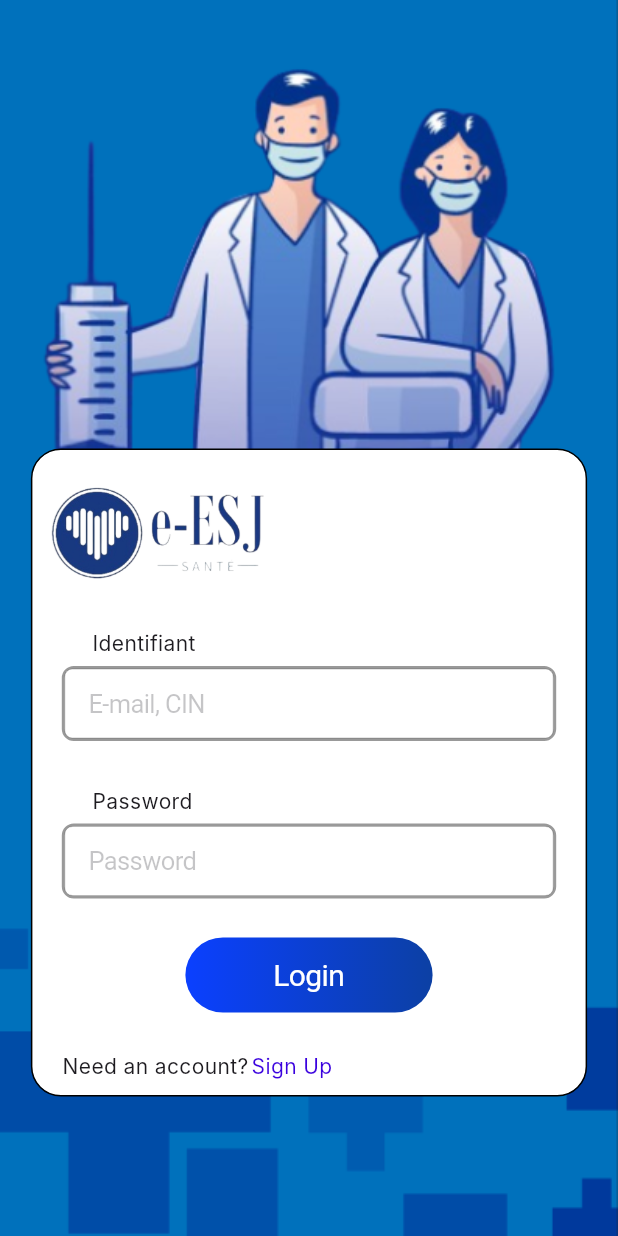
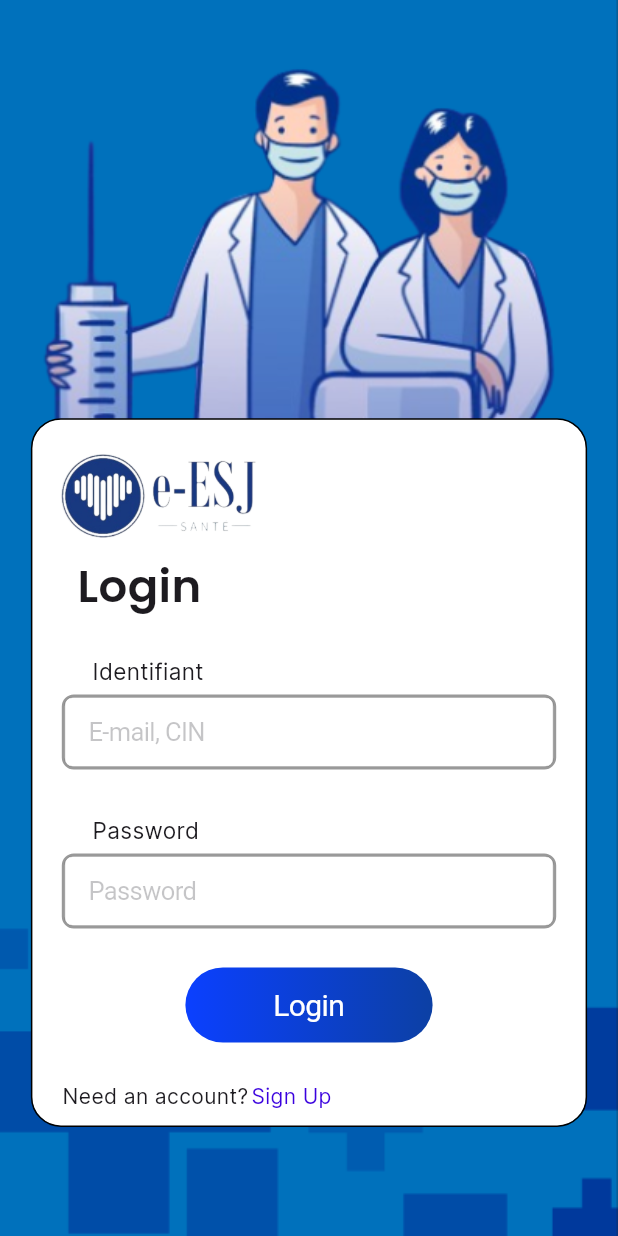
Before and after one commit to simoait02/e_esg, a Flutter app: the screen it shows after launch, after a tap on "Sign Up", after a tap on "Sign In", on a phone screen of 412 x 824 dp. Run offline on Flutter 3.47's test engine with Material 3 defaults, Android fonts, the phone set to English and light mode, and no system bars; our stand-ins replace flutter_svg, syncfusion_flutter_calendar.

Commit message:
Added login and Sign Up for medcin

```diff
--- a/lib/pages/espaceMedecin/Card.dart
+++ b/lib/pages/espaceMedecin/Card.dart
@@ -53,7 +53,7 @@ class _CardiState extends State<Cardi> {
             child: AnimatedContainer(
               duration: const Duration(seconds: 1),
               width: width * 0.9,
-              height: 960 * Cardi.q,
+              height: 1050 * Cardi.q,
               decoration: BoxDecoration(
                 color: Colors.white,
                 border: Border.all(color: Colors.black),
--- a/lib/pages/espaceMedecin/Login.dart
+++ b/lib/pages/espaceMedecin/Login.dart
@@ -46,7 +46,7 @@ class _LoginState extends State<Login> {
         alignment: Alignment.centerLeft,
         child: Text(
           label,
-          style: const TextStyle(fontFamily: "Inter"),
+          style: const TextStyle(fontFamily: "Inter",fontSize: 15),
         ),
       ),
     );
@@ -80,7 +80,7 @@ class _LoginState extends State<Login> {
             Align(
               alignment: Alignment.centerLeft,
               child: Container(
-                height: 80,
+                height: 70,
                 width: 160,
                 margin: const EdgeInsets.only(left: 10, top: 10),
                 decoration: const BoxDecoration(
@@ -90,6 +90,21 @@ class _LoginState extends State<Login> {
                 ),
               ),
             ),
+            Container(
+              margin: EdgeInsets.only(left:30),
+              child: const Align(
+                alignment: Alignment.centerLeft,
+                child: Text(
+                    "Login",
+                  style: TextStyle(
+                    fontWeight: FontWeight.bold,
+                    fontSize: 30,
+                    fontFamily: "poppins"
+                  ),
+                ),
+              ),
+            ),
+            const SizedBox(height: 5,),
             buildLabel("Identifiant"),
             const SizedBox(height: 5,),
             buildTextField(width, "E-mail, CIN", _emailFocusNode, _emailHasFocus),
--- a/lib/pages/espaceMedecin/SignUp.dart
+++ b/lib/pages/espaceMedecin/SignUp.dart
@@ -127,7 +127,21 @@ class _SignupState extends State<Signup> {
                     ),
                   ),
                 ),
-
+                Container(
+                  margin: EdgeInsets.only(left:30),
+                  child: const Align(
+                    alignment: Alignment.centerLeft,
+                    child: Text(
+                      "Sign up",
+                      style: TextStyle(
+                          fontWeight: FontWeight.bold,
+                          fontSize: 30,
+                          fontFamily: "poppins"
+                      ),
+                    ),
+                  ),
+                ),
+                const SizedBox(height: 20,),
                 Container(
                   margin: EdgeInsets.symmetric(horizontal: 20),
                   child: Row(
--- a/pubspec.yaml
+++ b/pubspec.yaml
@@ -88,6 +88,8 @@ flutter:
       fonts:
         - asset: fonts/Poppins-Regular.ttf
         - asset: fonts/Poppins-SemiBold.ttf
-
+    - family: Inter
+      fonts:
+        - asset: fonts/Inter-Regular.ttf
   # For details regarding fonts from package dependencies,
   # see https://flutter.dev/custom-fonts/#from-packages
```
